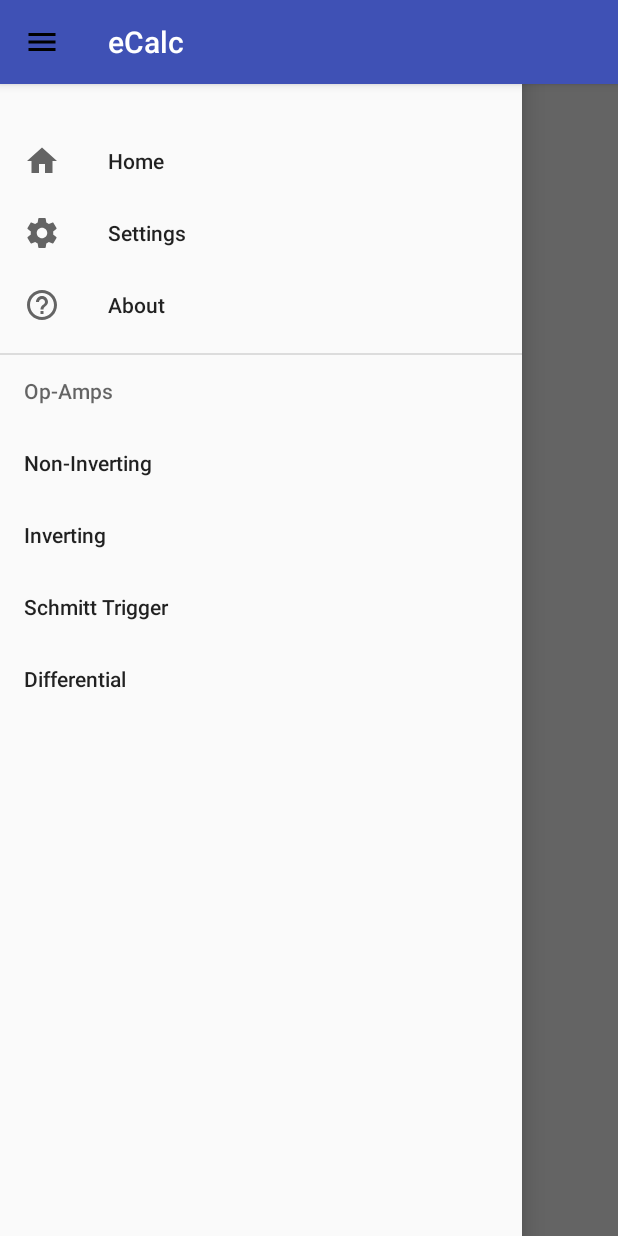
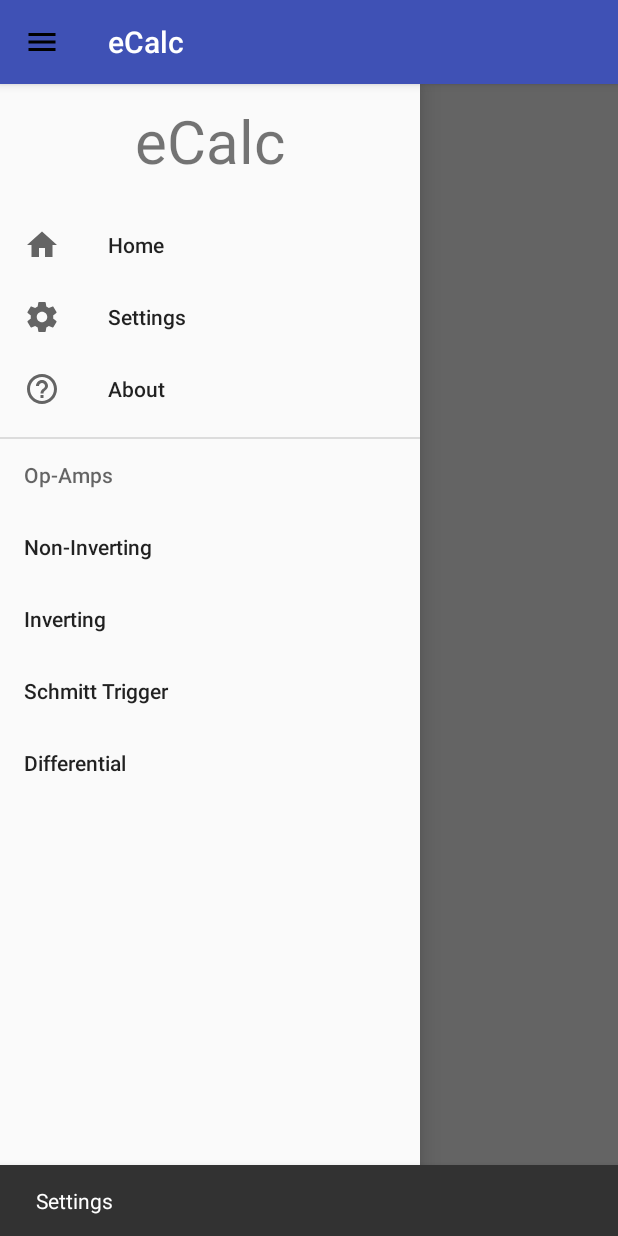
Before and after one commit to JeppeSRC/eCalc, an Android app: the screen it shows after launch (MainActivity), in the side drawer, after a tap on "Settings", on a phone screen of 412 x 824 dp. Run offline under Robolectric (Android 15) with nearby library versions, the phone set to English and light mode, and no system bars.

Commit message:
Chagned actiionbar stuff and navigationview

```diff
--- a/app/src/main/java/com/theholyhorse/ecalc/MainActivity.java
+++ b/app/src/main/java/com/theholyhorse/ecalc/MainActivity.java
@@ -22,16 +22,18 @@ import com.theholyhorse.ecalc.fragments.*;
 public class MainActivity extends AppCompatActivity implements NavigationView.OnNavigationItemSelectedListener {
 
     private DrawerLayout drawerLayout;
+    private NavigationView navigationView;
 
     protected void onCreate(Bundle savedInstanceState) {
         super.onCreate(savedInstanceState);
         setContentView(R.layout.drawer_layout);
 
         drawerLayout = findViewById(R.id.drawer_layout);
+        navigationView = findViewById(R.id.navigation_view);
 
-      /*  Toolbar toolbar = findViewById(R.id.toolbar);
-        setSupportActionBar(toolbar);*/
-
+        /*Toolbar toolbar = findViewById(R.id.toolbar);
+        setSupportActionBar(toolbar);
+*/
         ActionBar actionBar = getSupportActionBar();
         actionBar.setDisplayHomeAsUpEnabled(true);
         actionBar.setHomeAsUpIndicator(R.drawable.ic_menu_black);
@@ -40,6 +42,7 @@ public class MainActivity extends AppCompatActivity implements NavigationView.On
 
         transaction.add(R.id.container_layout, new Home()).commit();
 
+        navigationView.setNavigationItemSelectedListener(this);
     }
 
     public boolean onOptionsItemSelected(MenuItem item) {
@@ -58,6 +61,7 @@ public class MainActivity extends AppCompatActivity implements NavigationView.On
             case R.id.navigation_home:
                 break;
             case R.id.navigation_settings:
+                Snackbar.make(navigationView, "Settings", Snackbar.LENGTH_LONG).show();
                 break;
             case R.id.navigation_about:
                 break;
--- a/app/src/main/res/layout/drawer_layout.xml
+++ b/app/src/main/res/layout/drawer_layout.xml
@@ -2,17 +2,19 @@
 <android.support.v4.widget.DrawerLayout
     xmlns:android="http://schemas.android.com/apk/res/android"
     xmlns:app="http://schemas.android.com/apk/res-auto"
+    xmlns:tools="http://schemas.android.com/tools"
     android:layout_width="match_parent"
     android:layout_height="match_parent"
     android:id="@+id/drawer_layout"
-    android:fitsSystemWindows="true">
+    android:fitsSystemWindows="true"
+    tools:openDrawer="left">
 
     <LinearLayout
         android:id="@+id/frame_layout"
         android:layout_width="match_parent"
         android:layout_height="match_parent">
-
-     <!--   <android.support.v7.widget.Toolbar
+<!--
+        <android.support.v7.widget.Toolbar
             android:id="@+id/toolbar"
             android:layout_width="match_parent"
             android:layout_height="?attr/actionBarSize"
@@ -30,11 +32,11 @@
 
     <android.support.design.widget.NavigationView
         android:id="@+id/navigation_view"
-        android:layout_width="match_parent"
+        android:layout_width="wrap_content"
         android:layout_height="match_parent"
         android:layout_gravity="left"
-        android:fitsSystemWindows="true"
-        app:menu="@menu/drawer_view"
-        app:headerLayout="@layout/navigation_header_layout"/>
+        android:fitsSystemWindows="false"
+        app:headerLayout="@layout/navigation_header_layout"
+        app:menu="@menu/drawer_view"/>
 
 </android.support.v4.widget.DrawerLayout>
```
